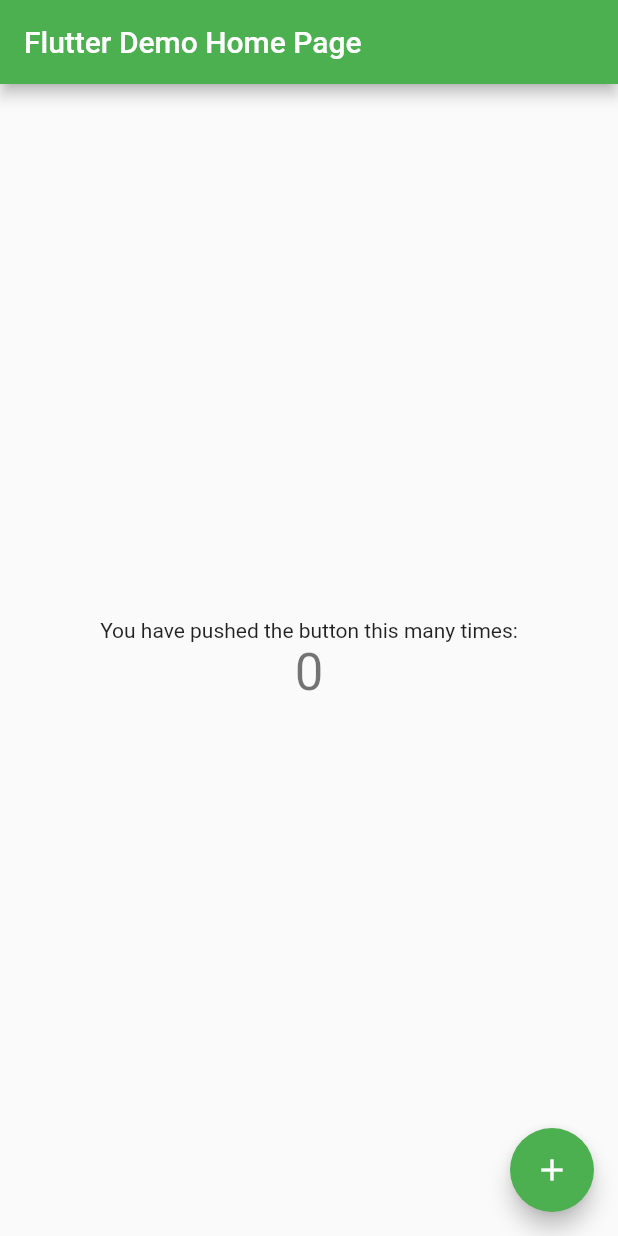
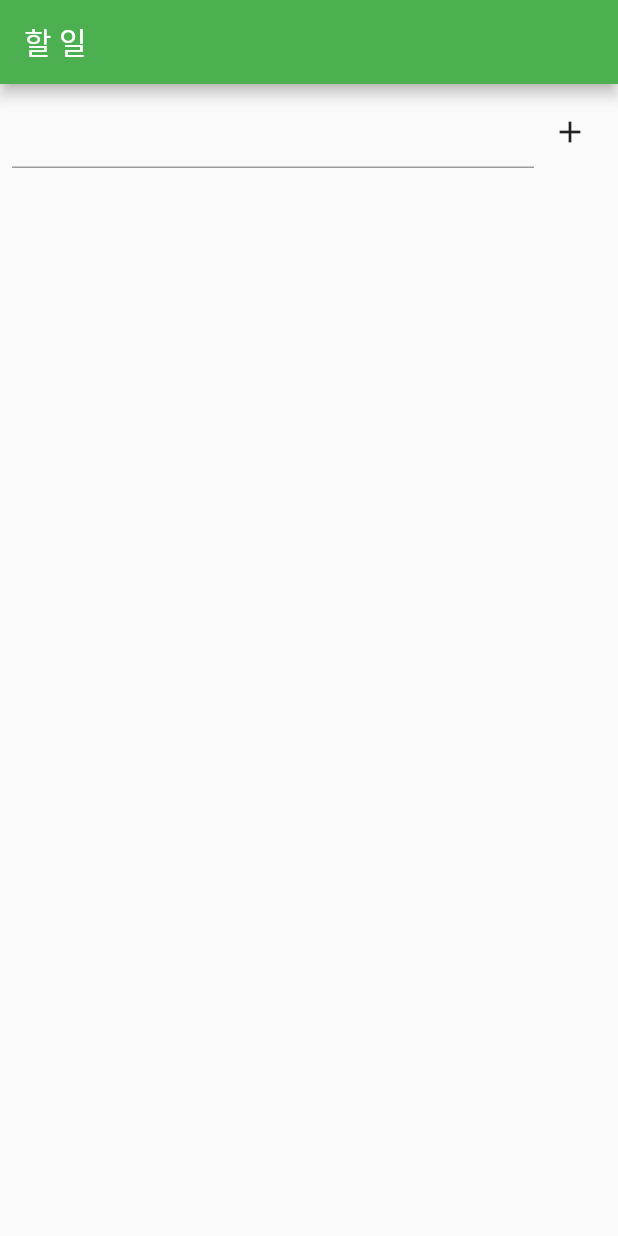
Before and after one commit to jjonghyn/flutterStudy, a Flutter app: the screen it shows after launch, on a phone screen of 412 x 824 dp. Run offline on Flutter 3.47's test engine with Material 2 defaults, Android fonts, the phone set to English and light mode, and no system bars.

Commit message:
Todo List 만드는 중

```diff
--- a/lib/main.dart
+++ b/lib/main.dart
@@ -3,112 +3,72 @@ import 'package:flutter/material.dart';
 void main() {
   runApp(const MyApp());
 }
+class Todo{
+  bool isDone = false;
+  String title;
+  Todo(this.title);
+
+}
+
 class MyApp extends StatelessWidget {
   const MyApp({Key? key}) : super(key: key);
 
-  // This widget is the root of your application.
   @override
   Widget build(BuildContext context) {
     return MaterialApp(
-      title: 'Flutter Demo',
+      title: "할일관리",
       theme: ThemeData(
-        // This is the theme of your application.
-        //
-        // Try running your application with "flutter run". You'll see the
-        // application has a blue toolbar. Then, without quitting the app, try
-        // changing the primarySwatch below to Colors.green and then invoke
-        // "hot reload" (press "r" in the console where you ran "flutter run",
-        // or simply save your changes to "hot reload" in a Flutter IDE).
-        // Notice that the counter didn't reset back to zero; the application
-        // is not restarted.
         primarySwatch: Colors.green,
       ),
-      home: const MyHomePage(title: 'Flutter Demo Home Page'),
+      home: TodoListPage(),
     );
   }
 }
 
-class MyHomePage extends StatefulWidget {
-  const MyHomePage({Key? key, required this.title}) : super(key: key);
-
-  // This widget is the home page of your application. It is stateful, meaning
-  // that it has a State object (defined below) that contains fields that affect
-  // how it looks.
-
-  // This class is the configuration for the state. It holds the values (in this
-  // case the title) provided by the parent (in this case the App widget) and
-  // used by the build method of the State. Fields in a Widget subclass are
-  // always marked "final".
-
-  final String title;
-
+class TodoListPage extends StatefulWidget {
   @override
-  State<MyHomePage> createState() => _MyHomePageState();
+ _TodoListPageState createState() => _TodoListPageState();
 }
 
-class _MyHomePageState extends State<MyHomePage> {
-  int _counter = 0;
+class _TodoListPageState extends State<TodoListPage>{
 
-  void _incrementCounter() {
-    setState(() {
-      // This call to setState tells the Flutter framework that something has
-      // changed in this State, which causes it to rerun the build method below
-      // so that the display can reflect the updated values. If we changed
-      // _counter without calling setState(), then the build method would not be
-      // called again, and so nothing would appear to happen.
-      _counter++;
-    });
+  final _items = <Todo>[];
+
+  var _todoController = TextEditingController();
+  @override
+  void dispose(){
+    _todoController.dispose();
+    super.dispose();
   }
 
-  @override
   Widget build(BuildContext context) {
-    // This method is rerun every time setState is called, for instance as done
-    // by the _incrementCounter method above.
-    //
-    // The Flutter framework has been optimized to make rerunning build methods
-    // fast, so that you can just rebuild anything that needs updating rather
-    // than having to individually change instances of widgets.
     return Scaffold(
       appBar: AppBar(
-        // Here we take the value from the MyHomePage object that was created by
-        // the App.build method, and use it to set our appbar title.
-        title: Text(widget.title),
+        title: const Text("할 일"),
       ),
-      body: Center(
-        // Center is a layout widget. It takes a single child and positions it
-        // in the middle of the parent.
+      body: Padding(
+        padding: const EdgeInsets.all(8.0),
         child: Column(
-          // Column is also a layout widget. It takes a list of children and
-          // arranges them vertically. By default, it sizes itself to fit its
-          // children horizontally, and tries to be as tall as its parent.
-          //
-          // Invoke "debug painting" (press "p" in the console, choose the
-          // "Toggle Debug Paint" action from the Flutter Inspector in Android
-          // Studio, or the "Toggle Debug Paint" command in Visual Studio Code)
-          // to see the wireframe for each widget.
-          //
-          // Column has various properties to control how it sizes itself and
-          // how it positions its children. Here we use mainAxisAlignment to
-          // center the children vertically; the main axis here is the vertical
-          // axis because Columns are vertical (the cross axis would be
-          // horizontal).
-          mainAxisAlignment: MainAxisAlignment.center,
           children: <Widget>[
-            const Text(
-              'You have pushed the button this many times:',
+            Row(
+              children: <Widget>[
+                Expanded(child: TextField(
+                  controller: _todoController,
+                ),
+                ),
+                IconButton(onPressed: () {  }, icon: const Icon(Icons.add_outlined),
+                )
+              ],
             ),
-            Text(
-              '$_counter',
-              style: Theme.of(context).textTheme.headline4,
-            ),
+            Expanded(child: ListView(
+              children: <Widget>[
+
+              ],
+            ))
           ],
         ),
-      ),
-      floatingActionButton: FloatingActionButton(
-        onPressed: _incrementCounter,
-        tooltip: 'Increment',
-        child: const Icon(Icons.add),
-      ), // This trailing comma makes auto-formatting nicer for build methods.
+      )
     );
   }
+
 }
```
